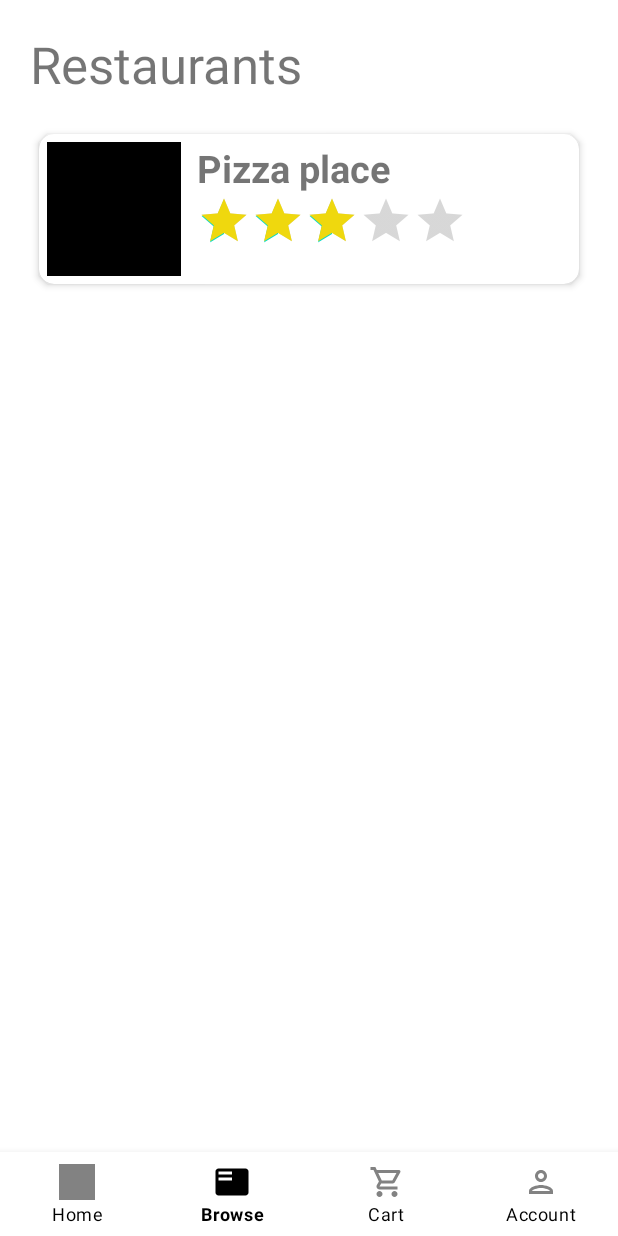
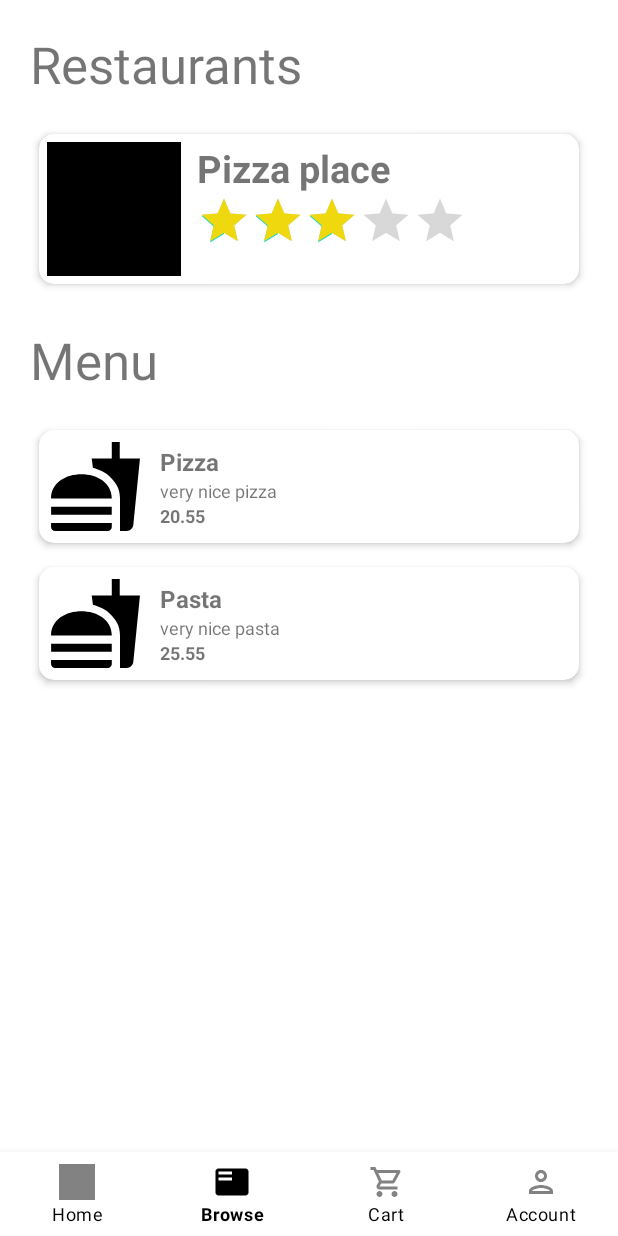
Before and after one commit to cyra/FoodOrderingApp, an Android app: the BrowseFragment screen opened through its navigation route, on a phone screen of 412 x 824 dp. Run offline under Robolectric (Android 15) with nearby library versions, the phone set to English and light mode, and no system bars; our stand-ins replace navigation-ui.

Commit message:
Added FoodItemListFragment inside BrowseFragment

```diff
--- a/app/src/main/java/edu/curtin/foodapp/model/fooditems/FoodItem.java
+++ b/app/src/main/java/edu/curtin/foodapp/model/fooditems/FoodItem.java
@@ -4,10 +4,10 @@ public class FoodItem {
     int ID;
     String name;
     String description;
-    float price;
+    double price;
     String img;
 
-    public FoodItem(int foodId, String foodName, String description, float price, String foodImg) {
+    public FoodItem(int foodId, String foodName, String description, double price, String foodImg) {
         this.ID = foodId;
         this.name = foodName;
         this.description = description;
@@ -40,11 +40,11 @@ public class FoodItem {
         this.description = description;
     }
 
-    public float getPrice() {
+    public double getPrice() {
         return price;
     }
 
-    public void setPrice(float price) {
+    public void setPrice(double price) {
         this.price = price;
     }
 
--- a/app/src/main/java/edu/curtin/foodapp/ui/account/UserDetailsFragment.java
+++ b/app/src/main/java/edu/curtin/foodapp/ui/account/UserDetailsFragment.java
@@ -11,13 +11,7 @@ import android.view.View;
 import android.view.ViewGroup;
 import android.widget.TextView;
 
-import org.w3c.dom.Text;
-
-import edu.curtin.foodapp.R;
-import edu.curtin.foodapp.databinding.FragmentAccountBinding;
-import edu.curtin.foodapp.databinding.FragmentBrowseBinding;
 import edu.curtin.foodapp.databinding.FragmentUserDetailsBinding;
-import edu.curtin.foodapp.ui.browse.BrowseViewModel;
 
 public class UserDetailsFragment extends Fragment {
 
--- a/app/src/main/java/edu/curtin/foodapp/ui/browse/BrowseFragment.java
+++ b/app/src/main/java/edu/curtin/foodapp/ui/browse/BrowseFragment.java
@@ -4,17 +4,15 @@ import android.os.Bundle;
 import android.view.LayoutInflater;
 import android.view.View;
 import android.view.ViewGroup;
-import android.widget.TextView;
 
 import androidx.annotation.NonNull;
 import androidx.fragment.app.Fragment;
 import androidx.fragment.app.FragmentTransaction;
-import androidx.lifecycle.ViewModelProvider;
 
 import edu.curtin.foodapp.R;
 import edu.curtin.foodapp.databinding.FragmentBrowseBinding;
-import edu.curtin.foodapp.ui.account.UserDetailsFragment;
-import edu.curtin.foodapp.ui.browse.BrowseViewModel;
+import edu.curtin.foodapp.ui.browse.fooditemfragment.FoodItemListFragment;
+import edu.curtin.foodapp.ui.browse.restaurantfragment.RestaurantListFragment;
 
 public class BrowseFragment extends Fragment {
 
@@ -22,12 +20,9 @@ public class BrowseFragment extends Fragment {
 
     public View onCreateView(@NonNull LayoutInflater inflater,
                              ViewGroup container, Bundle savedInstanceState) {
-        BrowseViewModel browseViewModel =
-                new ViewModelProvider(this).get(BrowseViewModel.class);
 
         binding = FragmentBrowseBinding.inflate(inflater, container, false);
-        View root = binding.getRoot();
-        return root;
+        return binding.getRoot();
     }
 
     // Used for nesting child fragments
@@ -39,8 +34,12 @@ public class BrowseFragment extends Fragment {
     // Embeds the child fragment dynamically
     private void insertNestedFragment() {
         Fragment RestaurantListFragment = new RestaurantListFragment();
+        Fragment FoodItemListFragment  = new FoodItemListFragment();
         FragmentTransaction transaction = getChildFragmentManager().beginTransaction();
-        transaction.replace(R.id.restaurantListFragment, RestaurantListFragment).commit();
+        // For multiple fragments in a fragment, use multiple transaction.replace() and then commit() after.
+        transaction.replace(R.id.restaurantListFragment, RestaurantListFragment);
+        transaction.replace(R.id.foodItemListFragment, FoodItemListFragment);
+        transaction.commit();
     }
 
     @Override
--- a/app/src/main/java/edu/curtin/foodapp/ui/browse/BrowseViewModel.java
+++ b/app/src/main/java/edu/curtin/foodapp/ui/browse/BrowseViewModel.java
@@ -1,16 +1,20 @@
 package edu.curtin.foodapp.ui.browse;
 
-import androidx.lifecycle.LiveData;
 import androidx.lifecycle.MutableLiveData;
 import androidx.lifecycle.ViewModel;
 import edu.curtin.foodapp.model.restaurant.Restaurant;
+import edu.curtin.foodapp.model.fooditems.FoodItem;
 
 public class BrowseViewModel extends ViewModel {
-
+    /**
+     * This file doesn't get used
+     */
     private final MutableLiveData<Restaurant> restaurant;
+    private final MutableLiveData<FoodItem> fooditem;
 
     public BrowseViewModel() {
-        restaurant = new MutableLiveData<Restaurant>();
+        restaurant = new MutableLiveData<>();
+        fooditem = new MutableLiveData<>();
     }
     public String getName() {return restaurant.getValue().getName(); }
 
--- /dev/null
+++ b/app/src/main/java/edu/curtin/foodapp/ui/browse/fooditemfragment/FoodItemListFragment.java
@@ -0,0 +1,94 @@
+package edu.curtin.foodapp.ui.browse.fooditemfragment;
+
+import android.os.Bundle;
+
+import androidx.fragment.app.Fragment;
+import androidx.recyclerview.widget.LinearLayoutManager;
+import androidx.recyclerview.widget.RecyclerView;
+
+import android.view.LayoutInflater;
+import android.view.View;
+import android.view.ViewGroup;
+
+import edu.curtin.foodapp.databinding.FragmentFoodItemListBinding;
+import edu.curtin.foodapp.model.fooditems.FoodItem;
+import edu.curtin.foodapp.ui.browse.restaurantfragment.RestaurantListFragment;
+
+import java.util.ArrayList;
+
+public class FoodItemListFragment extends Fragment {
+
+    // TODO: Rename parameter arguments, choose names that match
+    // the fragment initialization parameters, e.g. ARG_ITEM_NUMBER
+    private static final String ARG_PARAM1 = "param1";
+    private static final String ARG_PARAM2 = "param2";
+
+    // TODO: Rename and change types of parameters
+    private String mParam1;
+    private String mParam2;
+
+    private FragmentFoodItemListBinding binding;
+    ArrayList<FoodItem> foodItems;
+
+    public FoodItemListFragment() {
+        // Required empty public constructor
+    }
+
+    public FoodItemListFragment(ArrayList<FoodItem> foodItems) {
+        this.foodItems = foodItems;
+    }
+
+
+    public static RestaurantListFragment newInstance(String param1, String param2) {
+        RestaurantListFragment fragment = new RestaurantListFragment();
+        Bundle args = new Bundle();
+        args.putString(ARG_PARAM1, param1);
+        args.putString(ARG_PARAM2, param2);
+        fragment.setArguments(args);
+        return fragment;
+    }
+
+    @Override
+    public void onCreate(Bundle savedInstanceState) {
+        super.onCreate(savedInstanceState);
+        if (getArguments() != null) {
+            mParam1 = getArguments().getString(ARG_PARAM1);
+            mParam2 = getArguments().getString(ARG_PARAM2);
+        }
+    }
+
+    @Override
+    public View onCreateView(LayoutInflater inflater, ViewGroup container,
+                             Bundle savedInstanceState) {
+        binding = FragmentFoodItemListBinding.inflate(inflater, container, false);
+        View root = binding.getRoot();
+        final RecyclerView rv = binding.recyclerview;
+
+        // default
+        rv.setLayoutManager(new LinearLayoutManager(getContext()));
+
+        // For gridlayout
+        // rv.setLayoutManager(new GridLayoutManager(getContext(), 2));
+
+        prepareData();
+        FoodItemViewAdapter rvAdapter = new FoodItemViewAdapter(getContext(),foodItems);
+        rv.setAdapter(rvAdapter);
+        return root;
+
+    }
+
+    private void prepareData() {
+        foodItems = new ArrayList<>();
+
+        // No images yet
+        foodItems.add(new FoodItem(1, "Pizza","very nice pizza",20.55,""));
+        foodItems.add(new FoodItem(2, "Pasta","very nice pasta",25.55,""));
+
+    }
+
+    @Override
+    public void onDestroyView() {
+        super.onDestroyView();
+        binding = null;
+    }
+}
--- /dev/null
+++ b/app/src/main/java/edu/curtin/foodapp/ui/browse/fooditemfragment/FoodItemViewAdapter.java
@@ -0,0 +1,46 @@
+package edu.curtin.foodapp.ui.browse.fooditemfragment;
+
+import android.content.Context;
+import android.view.LayoutInflater;
+import android.view.ViewGroup;
+
+import androidx.annotation.NonNull;
+import androidx.recyclerview.widget.RecyclerView;
+
+import java.util.ArrayList;
+
+import edu.curtin.foodapp.databinding.SingleFoodBinding;
+import edu.curtin.foodapp.model.fooditems.FoodItem;
+
+public class FoodItemViewAdapter extends RecyclerView.Adapter<FoodItemViewHolder> {
+    private final Context context;
+    private SingleFoodBinding binding;
+    ArrayList<FoodItem> foodItems;
+
+    public FoodItemViewAdapter(Context context, ArrayList<FoodItem> foodItems){
+        this.context = context;
+        this.foodItems = foodItems;
+    }
+
+    @NonNull
+    @Override
+    public FoodItemViewHolder onCreateViewHolder(@NonNull ViewGroup parent, int viewType) {
+        binding = SingleFoodBinding.inflate(LayoutInflater.from(context),parent,false);
+        return new FoodItemViewHolder(binding);
+    }
+
+
+    @Override
+    public void onBindViewHolder(@NonNull FoodItemViewHolder holder, int position) {
+
+        holder.itemName.setText(foodItems.get(position).getName());
+        holder.itemDescription.setText(foodItems.get(position).getDescription());
+        holder.itemPrice.setText(String.valueOf(foodItems.get(position).getPrice()));
+
+    }
+
+    @Override
+    public int getItemCount() {
+        return foodItems.size();
+    }
+}
--- /dev/null
+++ b/app/src/main/java/edu/curtin/foodapp/ui/browse/fooditemfragment/FoodItemViewHolder.java
@@ -0,0 +1,20 @@
+package edu.curtin.foodapp.ui.browse.fooditemfragment;
+
+import android.widget.TextView;
+import androidx.annotation.NonNull;
+import androidx.recyclerview.widget.RecyclerView;
+import edu.curtin.foodapp.databinding.SingleFoodBinding;
+
+public class FoodItemViewHolder extends RecyclerView.ViewHolder {
+    SingleFoodBinding binding;
+    TextView itemName;
+    TextView itemDescription;
+    TextView itemPrice;
+    public FoodItemViewHolder(@NonNull SingleFoodBinding binding) {
+        super(binding.getRoot());
+        itemName = binding.foodName;
+        itemDescription = binding.foodDescription;
+        itemPrice = binding.foodPrice;
+        this.binding = binding;
+    }
+}
--- a/app/src/main/java/edu/curtin/foodapp/ui/browse/RestaurantListFragment.java
+++ b/app/src/main/java/edu/curtin/foodapp/ui/browse/restaurantfragment/RestaurantListFragment.java
@@ -1,10 +1,8 @@
-package edu.curtin.foodapp.ui.browse;
+package edu.curtin.foodapp.ui.browse.restaurantfragment;
 
 import android.os.Bundle;
 
 import androidx.fragment.app.Fragment;
-import androidx.lifecycle.ViewModelProvider;
-import androidx.recyclerview.widget.GridLayoutManager;
 import androidx.recyclerview.widget.LinearLayoutManager;
 import androidx.recyclerview.widget.RecyclerView;
 
@@ -13,9 +11,7 @@ import android.view.View;
 import android.view.ViewGroup;
 
 import edu.curtin.foodapp.databinding.FragmentRestaurantListBinding;
-import edu.curtin.foodapp.databinding.FragmentUserDetailsBinding;
 import edu.curtin.foodapp.model.restaurant.Restaurant;
-import edu.curtin.foodapp.ui.account.AccountViewModel;
 
 import java.util.ArrayList;
 
--- a/app/src/main/java/edu/curtin/foodapp/ui/browse/RestaurantViewAdapter.java
+++ b/app/src/main/java/edu/curtin/foodapp/ui/browse/restaurantfragment/RestaurantViewAdapter.java
@@ -1,12 +1,10 @@
-package edu.curtin.foodapp.ui.browse;
+package edu.curtin.foodapp.ui.browse.restaurantfragment;
 
 import android.content.Context;
 import android.view.LayoutInflater;
-import android.view.View;
 import android.view.ViewGroup;
 
 import androidx.annotation.NonNull;
-import androidx.databinding.DataBindingUtil;
 import androidx.recyclerview.widget.RecyclerView;
 
 import java.util.ArrayList;
@@ -14,7 +12,7 @@ import java.util.ArrayList;
 import edu.curtin.foodapp.databinding.SingleRestaurantBinding;
 import edu.curtin.foodapp.model.restaurant.Restaurant;
 public class RestaurantViewAdapter extends RecyclerView.Adapter<RestaurantViewHolder> {
-    private Context context;
+    private final Context context;
     private SingleRestaurantBinding binding;
     ArrayList<Restaurant> restaurants;
 
@@ -23,21 +21,12 @@ public class RestaurantViewAdapter extends RecyclerView.Adapter<RestaurantViewHo
         this.restaurants = restaurants;
     }
 
-
     @NonNull
     @Override
     public RestaurantViewHolder onCreateViewHolder(@NonNull ViewGroup parent, int viewType) {
-       // LayoutInflater layoutInflater = LayoutInflater.from(parent.getContext());
-       // View view = layoutInflater.inflate(R.layout.single_restaurant,parent,false);
-       // RestaurantViewHolder myViewHolder = new RestaurantViewHolder(view);
-       // return myViewHolder;
-
         binding = SingleRestaurantBinding.inflate(LayoutInflater.from(context),parent,false);
-        RestaurantViewHolder holder = new RestaurantViewHolder(binding);
-        return holder;
+        return new RestaurantViewHolder(binding);
     }
-
-
 
 
     @Override
--- a/app/src/main/java/edu/curtin/foodapp/ui/browse/RestaurantViewHolder.java
+++ b/app/src/main/java/edu/curtin/foodapp/ui/browse/restaurantfragment/RestaurantViewHolder.java
@@ -1,6 +1,5 @@
-package edu.curtin.foodapp.ui.browse;
+package edu.curtin.foodapp.ui.browse.restaurantfragment;
 
-import android.view.View;
 import android.widget.Button;
 import android.widget.TextView;
 
@@ -12,7 +11,7 @@ import edu.curtin.foodapp.databinding.SingleRestaurantBinding;
 public class RestaurantViewHolder extends RecyclerView.ViewHolder {
     SingleRestaurantBinding binding;
     TextView itemName;
-    Button itemButton;
+
     public RestaurantViewHolder(@NonNull SingleRestaurantBinding binding) {
         super(binding.getRoot());
         itemName = binding.restaurantName;
--- /dev/null
+++ b/app/src/main/res/drawable/ic_baseline_fastfood_24.xml
@@ -0,0 +1,5 @@
+<vector android:height="24dp" android:tint="#000000"
+    android:viewportHeight="24" android:viewportWidth="24"
+    android:width="24dp" xmlns:android="http://schemas.android.com/apk/res/android">
+    <path android:fillColor="@android:color/white" android:pathData="M18.06,22.99h1.66c0.84,0 1.53,-0.64 1.63,-1.46L23,5.05h-5L18,1h-1.97v4.05h-4.97l0.3,2.34c1.71,0.47 3.31,1.32 4.27,2.26 1.44,1.42 2.43,2.89 2.43,5.29v8.05zM1,21.99L1,21h15.03v0.99c0,0.55 -0.45,1 -1.01,1L2.01,22.99c-0.56,0 -1.01,-0.45 -1.01,-1zM16.03,14.99c0,-8 -15.03,-8 -15.03,0h15.03zM1.02,17h15v2h-15z"/>
+</vector>
--- a/app/src/main/res/layout/fragment_browse.xml
+++ b/app/src/main/res/layout/fragment_browse.xml
@@ -5,13 +5,23 @@
     android:layout_width="match_parent"
     android:layout_height="match_parent"
     tools:context=".ui.browse.BrowseFragment">
+
     <FrameLayout
         android:id="@+id/restaurantListFragment"
         android:layout_width="match_parent"
-        android:layout_height="match_parent"
+        android:layout_height="wrap_content"
+        android:layout_marginHorizontal="20dp"
         android:layout_marginVertical="20dp"
+        app:layout_constraintRight_toRightOf="parent"
+        app:layout_constraintStart_toStartOf="parent"
+        app:layout_constraintTop_toTopOf="parent" />
+
+    <FrameLayout
+        android:id="@+id/foodItemListFragment"
+        android:layout_width="match_parent"
+        android:layout_height="wrap_content"
         android:layout_marginHorizontal="20dp"
-        app:layout_constraintTop_toTopOf="parent"
+        android:layout_marginVertical="20dp"
         app:layout_constraintStart_toStartOf="parent"
-        app:layout_constraintRight_toRightOf="parent" />
+        app:layout_constraintTop_toBottomOf="@+id/restaurantListFragment" />
 </androidx.constraintlayout.widget.ConstraintLayout>
--- a/app/src/main/java/edu/curtin/foodapp/model/orders/OrderItem.java
+++ b/app/src/main/res/layout/fragment_food_item_list.xml
@@ -1,47 +1,22 @@
-package edu.curtin.foodapp.model.orders;
+<?xml version="1.0" encoding="utf-8"?>
+<RelativeLayout xmlns:android="http://schemas.android.com/apk/res/android"
+    xmlns:tools="http://schemas.android.com/tools"
+    android:id="@+id/frameLayout"
+    android:layout_width="match_parent"
+    android:layout_height="match_parent"
+    tools:context=".ui.browse.fooditemfragment.FoodItemListFragment">
 
+    <TextView
+        android:id="@+id/foodItemListTitle"
+        android:layout_width="wrap_content"
+        android:layout_height="wrap_content"
+        android:text="Menu"
+        android:textSize="34sp" />
 
-
-public class OrderItem {
-    String name;
-    float price;
-    int quantity;
-
-    public OrderItem(String name, float price, int quantity) {
-        this.name = name;
-        this.price = price;
-        this.quantity = quantity;
-    }
-
-
-    // Getters and Setters
-    public String getName() {
-        return name;
-    }
-
-    public void setName(String name) {
-        this.name = name;
-    }
-
-    public float getPrice() {
-        return price;
-    }
-
-    // Get total price of the item with quantity
-    public float getTotalPrice() {
-        float price = this.price;
-        int quantity = this.quantity;
-        return price * (float) quantity;
-    }
-    public void setPrice(float price) {
-        this.price = price;
-    }
-
-    public int getQuantity() {
-        return quantity;
-    }
-
-    public void setQuantity(int quantity) {
-        this.quantity = quantity;
-    }
-}
+    <androidx.recyclerview.widget.RecyclerView
+        android:id="@+id/recyclerview"
+        android:layout_width="match_parent"
+        android:layout_height="wrap_content"
+        android:layout_below="@+id/foodItemListTitle"
+        android:layout_marginTop="16dp" />
+</RelativeLayout>
--- a/app/src/main/res/layout/single_food.xml
+++ b/app/src/main/res/layout/single_food.xml
@@ -1,45 +1,56 @@
 <?xml version="1.0" encoding="utf-8"?>
-<androidx.constraintlayout.widget.ConstraintLayout xmlns:android="http://schemas.android.com/apk/res/android"
+<!-- 2 -->
+<androidx.cardview.widget.CardView xmlns:android="http://schemas.android.com/apk/res/android"
     xmlns:app="http://schemas.android.com/apk/res-auto"
-    xmlns:tools="http://schemas.android.com/tools"
+    android:id="@+id/card_click"
+    android:orientation="horizontal"
     android:layout_width="match_parent"
-    android:layout_height="match_parent">
-
+    android:layout_height="wrap_content"
+    app:cardElevation="3dp"
+    app:cardCornerRadius="10dp"
+    app:cardUseCompatPadding="true"
+    >
+    <LinearLayout
+        android:layout_width="match_parent"
+        android:layout_height="wrap_content"
+        >
         <ImageView
             android:id="@+id/foodImg"
+            android:src="@drawable/ic_baseline_fastfood_24"
+            android:padding="5dp"
+            android:layout_width="75dp"
+            android:layout_height="75dp" />
+
+        <LinearLayout
             android:layout_width="wrap_content"
             android:layout_height="wrap_content"
-        app:layout_constraintStart_toStartOf="parent"
-        app:layout_constraintTop_toTopOf="parent"
-        tools:srcCompat="@tools:sample/avatars" />
+            android:layout_weight="1"
+            android:orientation="vertical"
+            android:layout_gravity="center_vertical"
+            android:padding="5dp">
 
             <TextView
                 android:id="@+id/foodName"
+                android:text="Food name"
+                android:textSize="16sp"
+                android:textStyle="bold"
                 android:layout_width="wrap_content"
-        android:layout_height="wrap_content"
-        android:layout_marginStart="16dp"
-        android:text="Food Name"
-        android:textSize="20sp"
-        android:textStyle="bold"
-        app:layout_constraintStart_toEndOf="@+id/foodImg"
-        tools:layout_editor_absoluteY="16dp" />
-
+                android:layout_height="wrap_content" />
+            <TextView
+                android:id="@+id/foodDescription"
+                android:text="Food description"
+                android:textSize="12sp"
+                android:layout_width="wrap_content"
+                android:layout_height="wrap_content" />
             <TextView
                 android:id="@+id/foodPrice"
+                android:text="$20.00"
+                android:textSize="12sp"
+                android:textStyle="bold"
+                android:layout_gravity="bottom"
                 android:layout_width="wrap_content"
-        android:layout_height="wrap_content"
-        android:layout_marginStart="16dp"
-        android:text="$20.00"
-        app:layout_constraintStart_toEndOf="@+id/foodImg"
-        tools:layout_editor_absoluteY="101dp" />
+                android:layout_height="wrap_content" />
 
-    <TextView
-        android:id="@+id/foodDescription"
-        android:layout_width="wrap_content"
-        android:layout_height="wrap_content"
-        android:layout_marginStart="16dp"
-        android:layout_marginTop="12dp"
-        android:text="Food description. Delicious!"
-        app:layout_constraintStart_toEndOf="@+id/foodImg"
-        app:layout_constraintTop_toBottomOf="@+id/foodName" />
-</androidx.constraintlayout.widget.ConstraintLayout>
+        </LinearLayout>
+    </LinearLayout>
+</androidx.cardview.widget.CardView>
```
Lines whose indentation alone changed are shown as unchanged.
